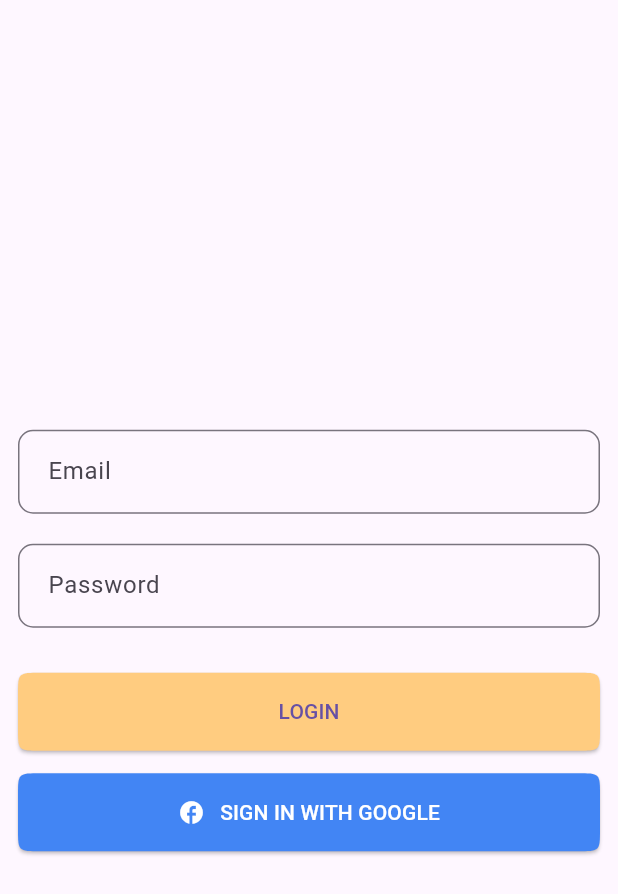
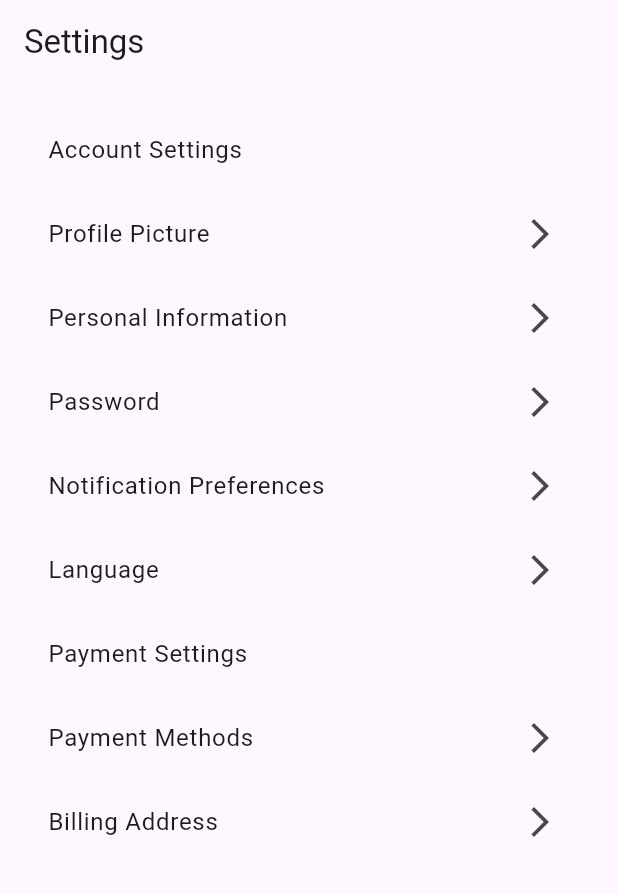
Before and after one commit to bibekgyawali2/ecommerce-user, a Flutter app: the screen it shows after launch, on a phone screen of 412 x 824 dp. Shown: the top 894 px of the screen. Run offline on Flutter 3.47's test engine with Material 2 defaults, Android fonts, the phone set to English and light mode, and no system bars; our stand-ins replace bloc, cloud_firestore, firebase_auth, firebase_core, flutter_bloc, flutter_rating_bar and 1 more; accounts and stored records are empty.

```diff
--- a/lib/main.dart
+++ b/lib/main.dart
@@ -1,8 +1,7 @@
 import 'package:ecommerceuser/cubits/address_cubit/address_cubit.dart';
 import 'package:ecommerceuser/cubits/auth_cubit/auth_cubit.dart';
 import 'package:ecommerceuser/cubits/products_cubit/products_cubit.dart';
-import 'package:ecommerceuser/screens/bottomnavbar.dart';
-import 'package:ecommerceuser/screens/login.dart';
+import 'package:ecommerceuser/screens/setting.dart';
 import 'package:firebase_core/firebase_core.dart';
 import 'package:flutter/material.dart';
 import 'package:flutter_bloc/flutter_bloc.dart';
@@ -57,7 +56,7 @@ class MyApp extends StatelessWidget {
       theme: ThemeData.light(
         useMaterial3: true,
       ),
-      home: const LoginScreen(),
+      home: const SettingsPage(),
     );
   }
 }
--- /dev/null
+++ b/lib/screens/setting.dart
@@ -0,0 +1,75 @@
+import 'package:flutter/material.dart';
+
+class SettingsPage extends StatelessWidget {
+  const SettingsPage({super.key});
+
+  @override
+  Widget build(BuildContext context) {
+    return Scaffold(
+      appBar: AppBar(
+        title: const Text('Settings'),
+      ),
+      body: ListView(
+        padding: const EdgeInsets.all(16.0),
+        children: [
+          const ListTile(
+            title: Text('Account Settings'),
+          ),
+          ListTile(
+            title: const Text('Profile Picture'),
+            trailing: const Icon(Icons.arrow_forward_ios),
+            onTap: () {
+              // Handle profile picture settings
+            },
+          ),
+          ListTile(
+            title: const Text('Personal Information'),
+            trailing: const Icon(Icons.arrow_forward_ios),
+            onTap: () {
+              // Handle personal information settings
+            },
+          ),
+          ListTile(
+            title: const Text('Password'),
+            trailing: const Icon(Icons.arrow_forward_ios),
+            onTap: () {
+              // Handle password settings
+            },
+          ),
+          ListTile(
+            title: const Text('Notification Preferences'),
+            trailing: const Icon(Icons.arrow_forward_ios),
+            onTap: () {
+              // Handle notification preferences settings
+            },
+          ),
+          ListTile(
+            title: const Text('Language'),
+            trailing: const Icon(Icons.arrow_forward_ios),
+            onTap: () {
+              // Handle language settings
+            },
+          ),
+          const ListTile(
+            title: Text('Payment Settings'),
+          ),
+          ListTile(
+            title: const Text('Payment Methods'),
+            trailing: const Icon(Icons.arrow_forward_ios),
+            onTap: () {
+              // Handle payment methods settings
+            },
+          ),
+          ListTile(
+            title: const Text('Billing Address'),
+            trailing: const Icon(Icons.arrow_forward_ios),
+            onTap: () {
+              // Handle billing address settings
+            },
+          ),
+          // Add more settings options as needed
+        ],
+      ),
+    );
+  }
+}
```
Also changed, not shown: lib/controller/auth_controller.dart (+33 -9 lines), lib/cubits/auth_cubit/auth_cubit.dart (+19 -9 lines), lib/cubits/cart_cubit/order_cubit_cubit.dart (+4 -4 lines), lib/screens/cart.dart (+9 -2 lines), lib/screens/login.dart (+11 -4 lines), lib/widgets/shipping_address_dialog.dart (+49 -1 lines), 1 other file.
